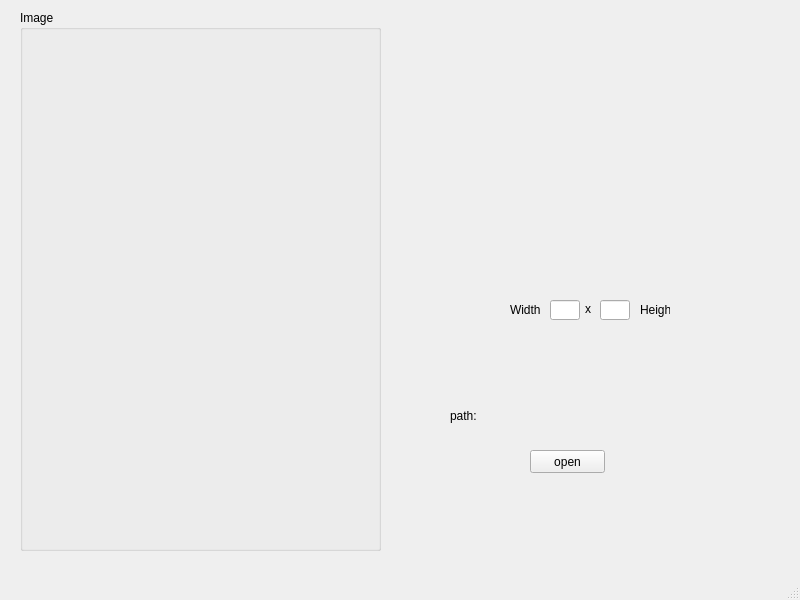
The window that ImageBrowser/mainwindow.ui (haixuanwo/image-browsing-tool) describes before a commit, drawn with Qt 5.
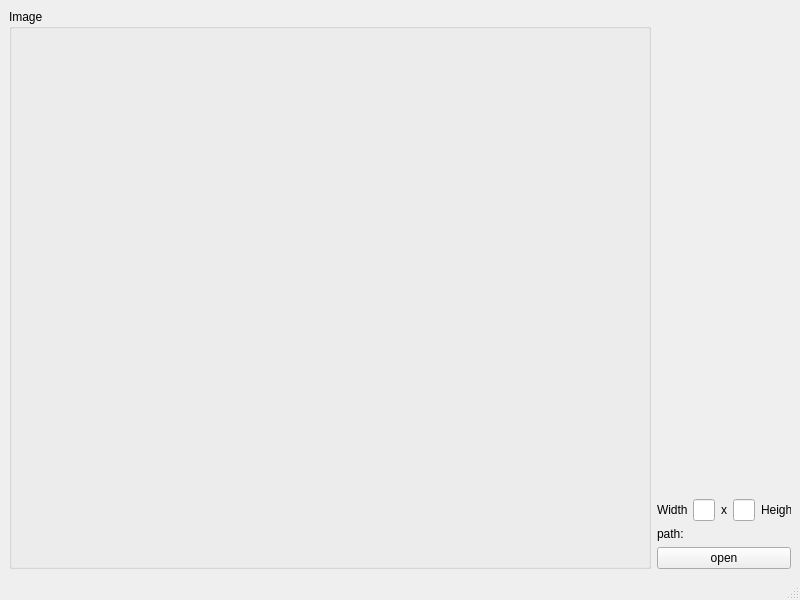
The same window after the commit.

Commit message: 添加布局，可放大图片

What changed in the file:
```diff
--- a/ImageBrowser/mainwindow.ui
+++ b/ImageBrowser/mainwindow.ui
@@ -14,64 +14,15 @@
    <string>MainWindow</string>
   </property>
   <widget class="QWidget" name="centralwidget">
+   <layout class="QHBoxLayout" name="horizontalLayout_3" stretch="5,1">
+    <item>
    <widget class="QGroupBox" name="groupBox">
-    <property name="geometry">
-     <rect>
-      <x>20</x>
-      <y>10</y>
-      <width>361</width>
-      <height>541</height>
-     </rect>
-    </property>
     <property name="title">
      <string>Image</string>
     </property>
+      <layout class="QGridLayout" name="gridLayout">
+       <item row="0" column="0">
     <widget class="QLabel" name="image">
-     <property name="geometry">
-      <rect>
-       <x>0</x>
-       <y>10</y>
-       <width>361</width>
-       <height>531</height>
-      </rect>
-     </property>
-     <property name="text">
-      <string/>
-     </property>
-    </widget>
-   </widget>
-   <widget class="QPushButton" name="pushButton">
-    <property name="geometry">
-     <rect>
-      <x>530</x>
-      <y>450</y>
-      <width>75</width>
-      <height>23</height>
-     </rect>
-    </property>
-    <property name="text">
-     <string>open</string>
-    </property>
-   </widget>
-   <widget class="QWidget" name="layoutWidget">
-    <property name="geometry">
-     <rect>
-      <x>450</x>
-      <y>400</y>
-      <width>321</width>
-      <height>31</height>
-     </rect>
-    </property>
-    <layout class="QHBoxLayout" name="horizontalLayout">
-     <item>
-      <widget class="QLabel" name="label_2">
-       <property name="text">
-        <string>path:</string>
-       </property>
-      </widget>
-     </item>
-     <item>
-      <widget class="QLabel" name="pathFile">
        <property name="text">
         <string/>
        </property>
@@ -79,31 +30,26 @@
      </item>
     </layout>
    </widget>
-   <widget class="QLineEdit" name="width">
-    <property name="geometry">
-     <rect>
-      <x>550</x>
-      <y>300</y>
-      <width>30</width>
-      <height>20</height>
-     </rect>
-    </property>
-    <property name="maximumSize">
+    </item>
+    <item>
+     <layout class="QVBoxLayout" name="verticalLayout">
+      <item>
+       <spacer name="verticalSpacer">
+        <property name="orientation">
+         <enum>Qt::Orientation::Vertical</enum>
+        </property>
+        <property name="sizeHint" stdset="0">
      <size>
-      <width>30</width>
-      <height>16777215</height>
-     </size>
-    </property>
-   </widget>
+          <width>20</width>
+          <height>40</height>
+         </size>
+        </property>
+       </spacer>
+      </item>
+      <item>
+       <layout class="QHBoxLayout" name="horizontalLayout_2">
+        <item>
    <widget class="QLabel" name="label">
-    <property name="geometry">
-     <rect>
-      <x>510</x>
-      <y>300</y>
-      <width>30</width>
-      <height>20</height>
-     </rect>
-    </property>
     <property name="maximumSize">
      <size>
       <width>30</width>
@@ -114,15 +60,9 @@
      <string>Width</string>
     </property>
    </widget>
-   <widget class="QLineEdit" name="height">
-    <property name="geometry">
-     <rect>
-      <x>600</x>
-      <y>300</y>
-      <width>30</width>
-      <height>20</height>
-     </rect>
-    </property>
+        </item>
+        <item>
+         <widget class="QLineEdit" name="width">
     <property name="maximumSize">
      <size>
       <width>30</width>
@@ -130,15 +70,9 @@
      </size>
     </property>
    </widget>
+        </item>
+        <item>
    <widget class="QLabel" name="label_3">
-    <property name="geometry">
-     <rect>
-      <x>585</x>
-      <y>301</y>
-      <width>10</width>
-      <height>16</height>
-     </rect>
-    </property>
     <property name="maximumSize">
      <size>
       <width>10</width>
@@ -149,15 +83,19 @@
      <string>x</string>
     </property>
    </widget>
+        </item>
+        <item>
+         <widget class="QLineEdit" name="height">
+          <property name="maximumSize">
+           <size>
+            <width>30</width>
+            <height>16777215</height>
+           </size>
+          </property>
+         </widget>
+        </item>
+        <item>
    <widget class="QLabel" name="label_4">
-    <property name="geometry">
-     <rect>
-      <x>640</x>
-      <y>300</y>
-      <width>30</width>
-      <height>20</height>
-     </rect>
-    </property>
     <property name="maximumSize">
      <size>
       <width>30</width>
@@ -168,6 +106,49 @@
      <string>Height</string>
     </property>
    </widget>
+        </item>
+       </layout>
+      </item>
+      <item>
+       <layout class="QHBoxLayout" name="horizontalLayout">
+        <item>
+         <widget class="QLabel" name="label_2">
+          <property name="text">
+           <string>path:</string>
+          </property>
+         </widget>
+        </item>
+        <item>
+         <widget class="QLabel" name="pathFile">
+          <property name="maximumSize">
+           <size>
+            <width>100</width>
+            <height>16777215</height>
+           </size>
+          </property>
+          <property name="text">
+           <string/>
+          </property>
+         </widget>
+        </item>
+       </layout>
+      </item>
+      <item>
+       <widget class="QPushButton" name="pushButton">
+        <property name="maximumSize">
+         <size>
+          <width>150</width>
+          <height>50</height>
+         </size>
+        </property>
+        <property name="text">
+         <string>open</string>
+        </property>
+       </widget>
+      </item>
+     </layout>
+    </item>
+   </layout>
   </widget>
   <widget class="QMenuBar" name="menubar">
    <property name="geometry">
```
Left out of the diff: 2 changed lines with no effect on the pictures. Lines whose indentation alone changed are shown as unchanged. The commit also changes 1 other file.
